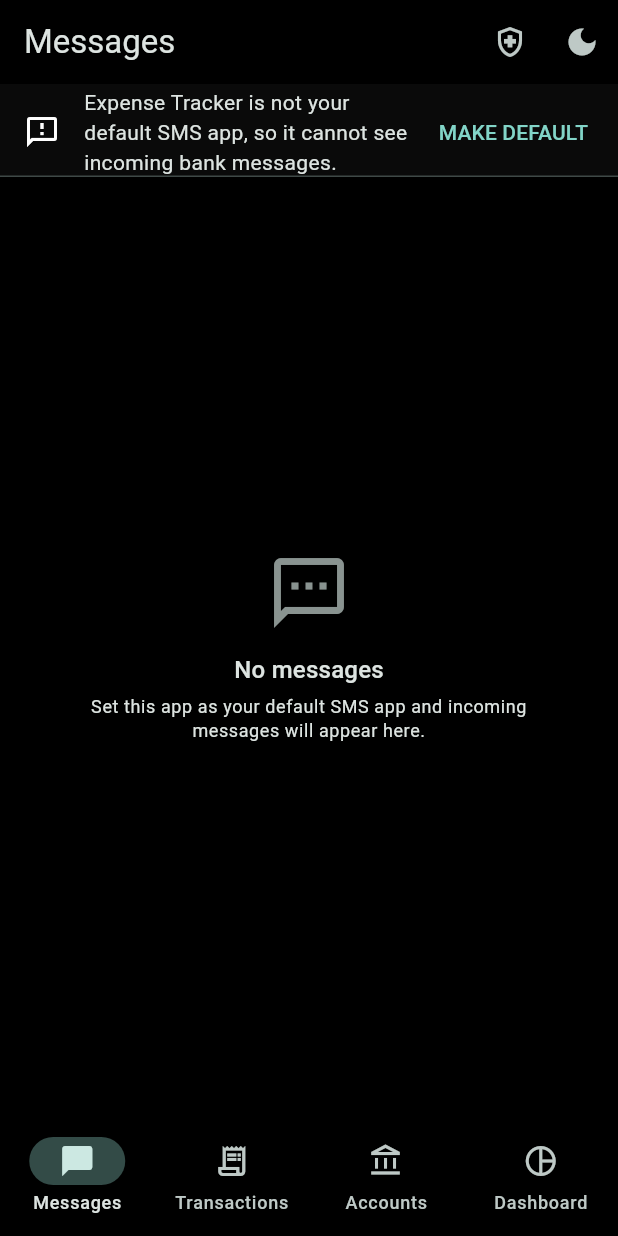
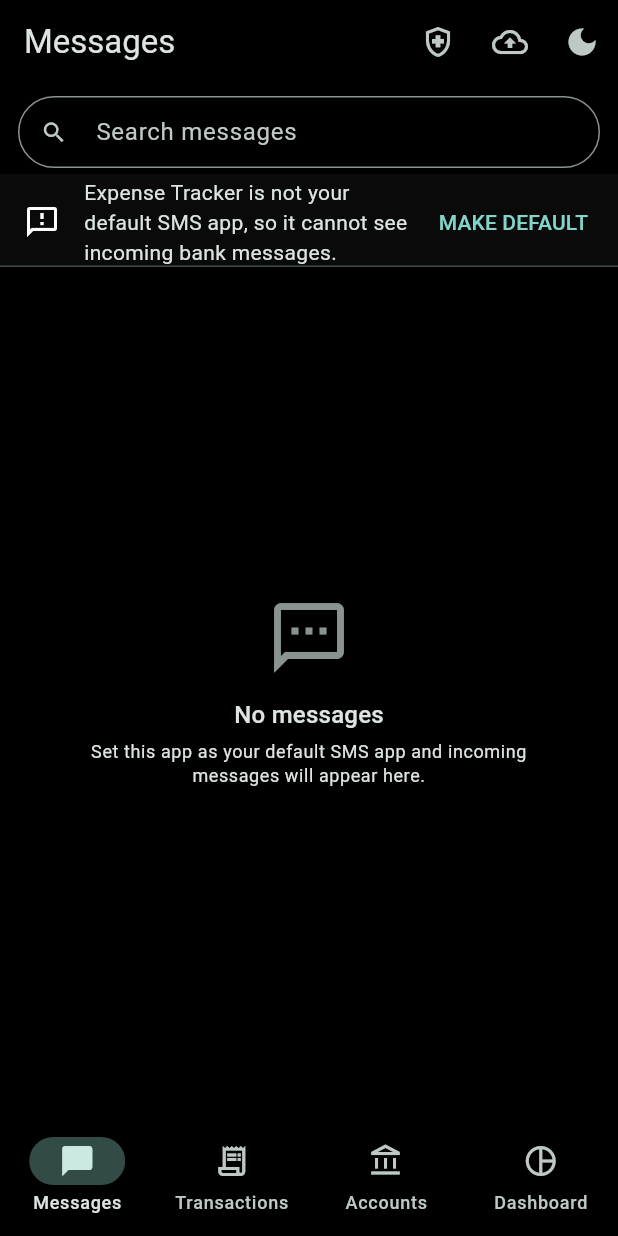
Before and after one commit to abhishekpeddada/expense_tracker, a Flutter app: the screen it shows after launch, after a tap on the "dark mode" icon, on a phone screen of 412 x 824 dp. Run offline on Flutter 3.47's test engine with Material 3 defaults, Android fonts, the phone set to English and light mode, and no system bars; our stand-ins replace csv, drift, drift_flutter, file_picker, fl_chart, flutter_riverpod and 2 more; accounts and stored records are empty; generated files the repository leaves out were written again.

Commit message:
Message search, dashboard month picker, and backup/restore
- Messages tab: search box filtering conversations by sender or message
  text, so a thread surfaces when any of its messages match
- Dashboard: month dropdown listing every month that has data, plus an
  All time option. History was already retained; only the view was pinned
  to the current month
- Backup: Android Auto Backup enabled with explicit include/exclude rules
  (app data is backed up to the user's Google Drive and restored on
  reinstall); the transient SMS queue is excluded
- Manual export/restore: JSON snapshot of transactions and messages shared
  via the system share sheet, and restore from a picked file with
  duplicate-safe merging. JSON rather than a raw database copy so backups
  survive schema changes

Also includes the previously held fixes:
- Parser reads amounts stated without a currency symbol (SBI states
  "debited by 1.00"), with guards so dates and OTPs are not misread
- SMS_DELIVER path no longer skips the telephony provider write when
  SMS_RECEIVED already claimed the message

Co-Authored-By: Claude Opus 5 <noreply@anthropic.com>
Claude-Session: https://claude.ai/code/session_016FNp6usxkvRkECCvTPJ7r9

```diff
--- a/lib/main.dart
+++ b/lib/main.dart
@@ -5,6 +5,7 @@ import 'package:shared_preferences/shared_preferences.dart';
 import 'data/providers.dart';
 import 'services/sms_service.dart';
 import 'ui/accounts_page.dart';
+import 'ui/backup_page.dart';
 import 'ui/diagnostics_page.dart';
 import 'ui/dashboard_page.dart';
 import 'ui/messages_page.dart';
@@ -134,6 +135,14 @@ class _HomeShellState extends ConsumerState<HomeShell>
               ),
             ),
           IconButton(
+            tooltip: 'Backup & restore',
+            icon: const Icon(Icons.cloud_upload_outlined),
+            onPressed: () => Navigator.push(
+              context,
+              MaterialPageRoute(builder: (_) => const BackupPage()),
+            ),
+          ),
+          IconButton(
             tooltip: pitchBlack ? 'Pitch black: on' : 'Pitch black: off',
             icon: Icon(
                 pitchBlack ? Icons.dark_mode : Icons.dark_mode_outlined),
--- a/lib/ui/dashboard_page.dart
+++ b/lib/ui/dashboard_page.dart
@@ -9,21 +9,50 @@ import '../models/models.dart';
 final _rupee = NumberFormat.currency(
     locale: 'en_IN', symbol: '₹', decimalDigits: 0);
 
-class DashboardPage extends ConsumerWidget {
+class DashboardPage extends ConsumerStatefulWidget {
   const DashboardPage({super.key});
 
   @override
-  Widget build(BuildContext context, WidgetRef ref) {
+  ConsumerState<DashboardPage> createState() => _DashboardPageState();
+}
+
+class _DashboardPageState extends ConsumerState<DashboardPage> {
+  /// Selected period as (year, month); null month means the whole year,
+  /// null selection means every transaction ever recorded.
+  DateTime? _month = DateTime(DateTime.now().year, DateTime.now().month);
+  bool _allTime = false;
+
+  @override
+  Widget build(BuildContext context) {
     final txns = ref.watch(transactionsProvider);
     return txns.when(
       loading: () => const Center(child: CircularProgressIndicator()),
       error: (e, _) => Center(child: Text('Error: $e')),
       data: (list) {
+        // Months that actually have data, newest first — history is never
+        // deleted, so past months stay selectable forever.
+        final months = <DateTime>{
+          for (final t in list) DateTime(t.occurredAt.year, t.occurredAt.month),
+        }.toList()
+          ..sort((a, b) => b.compareTo(a));
+
         final now = DateTime.now();
-        final monthTxns = list
-            .where((t) =>
-                t.occurredAt.year == now.year && t.occurredAt.month == now.month)
-            .toList();
+        final thisMonth = DateTime(now.year, now.month);
+        if (!months.contains(thisMonth)) months.insert(0, thisMonth);
+
+        // Keep the selection valid if the chosen month scrolled out of data.
+        var selected = _month;
+        if (!_allTime && (selected == null || !months.contains(selected))) {
+          selected = months.first;
+        }
+
+        final monthTxns = _allTime
+            ? list
+            : list
+                .where((t) =>
+                    t.occurredAt.year == selected!.year &&
+                    t.occurredAt.month == selected.month)
+                .toList();
 
         double spent = 0, received = 0, ccSpent = 0;
         final byCategory = <String, double>{};
@@ -44,8 +73,45 @@ class DashboardPage extends ConsumerWidget {
         return ListView(
           padding: const EdgeInsets.all(16),
           children: [
-            Text(DateFormat('MMMM yyyy').format(now),
-                style: Theme.of(context).textTheme.titleLarge),
+            Row(
+              children: [
+                Expanded(
+                  child: Text(
+                    _allTime
+                        ? 'All time'
+                        : DateFormat('MMMM yyyy').format(selected!),
+                    style: Theme.of(context).textTheme.titleLarge,
+                  ),
+                ),
+                DropdownButton<String>(
+                  value: _allTime ? 'all' : selected!.toIso8601String(),
+                  underline: const SizedBox.shrink(),
+                  borderRadius: BorderRadius.circular(12),
+                  items: [
+                    for (final m in months)
+                      DropdownMenuItem(
+                        value: m.toIso8601String(),
+                        child: Text(DateFormat('MMM yyyy').format(m)),
+                      ),
+                    const DropdownMenuItem(
+                      value: 'all',
+                      child: Text('All time'),
+                    ),
+                  ],
+                  onChanged: (v) {
+                    if (v == null) return;
+                    setState(() {
+                      if (v == 'all') {
+                        _allTime = true;
+                      } else {
+                        _allTime = false;
+                        _month = DateTime.parse(v);
+                      }
+                    });
+                  },
+                ),
+              ],
+            ),
             const SizedBox(height: 12),
             Row(
               children: [
@@ -81,7 +147,9 @@ class DashboardPage extends ConsumerWidget {
                 padding: const EdgeInsets.only(top: 32),
                 child: Center(
                   child: Text(
-                    'No spending recorded this month yet.',
+                    _allTime
+                        ? 'No spending recorded yet.'
+                        : 'No spending recorded for this month.',
                     style: Theme.of(context).textTheme.bodyMedium,
                   ),
                 ),
--- a/lib/ui/messages_page.dart
+++ b/lib/ui/messages_page.dart
@@ -20,11 +20,25 @@ class _Conversation {
 }
 
 /// SMS inbox grouped into one conversation per sender.
-class MessagesPage extends ConsumerWidget {
+class MessagesPage extends ConsumerStatefulWidget {
   const MessagesPage({super.key});
 
   @override
-  Widget build(BuildContext context, WidgetRef ref) {
+  ConsumerState<MessagesPage> createState() => _MessagesPageState();
+}
+
+class _MessagesPageState extends ConsumerState<MessagesPage> {
+  final _searchCtrl = TextEditingController();
+  String _query = '';
+
+  @override
+  void dispose() {
+    _searchCtrl.dispose();
+    super.dispose();
+  }
+
+  @override
+  Widget build(BuildContext context) {
     final msgs = ref.watch(messagesProvider);
     final isDefault = ref.watch(isDefaultSmsAppProvider).valueOrNull ?? true;
 
@@ -57,10 +71,31 @@ class MessagesPage extends ConsumerWidget {
           );
         }
 
+        // Search matches the sender or anything in the message text, so a
+        // conversation surfaces even when only one old message matches.
+        final q = _query.trim().toLowerCase();
+        final filtered = q.isEmpty
+            ? list
+            : list
+                .where((m) =>
+                    m.sender.toLowerCase().contains(q) ||
+                    m.body.toLowerCase().contains(q))
+                .toList();
+
+        if (filtered.isEmpty) {
+          return Center(
+            child: Padding(
+              padding: const EdgeInsets.all(32),
+              child: Text('No messages match "$_query"',
+                  style: Theme.of(context).textTheme.bodyMedium),
+            ),
+          );
+        }
+
         // list is newest-first, so the first message seen per sender is the
         // conversation preview.
         final bySender = <String, List<SmsMessage>>{};
-        for (final m in list) {
+        for (final m in filtered) {
           bySender.putIfAbsent(m.sender, () => []).add(m);
         }
         final conversations = [
@@ -85,6 +120,31 @@ class MessagesPage extends ConsumerWidget {
 
     return Column(
       children: [
+        Padding(
+          padding: const EdgeInsets.fromLTRB(12, 8, 12, 4),
+          child: TextField(
+            controller: _searchCtrl,
+            onChanged: (v) => setState(() => _query = v),
+            textInputAction: TextInputAction.search,
+            decoration: InputDecoration(
+              hintText: 'Search messages',
+              prefixIcon: const Icon(Icons.search),
+              isDense: true,
+              border: const OutlineInputBorder(
+                borderRadius: BorderRadius.all(Radius.circular(24)),
+              ),
+              suffixIcon: _query.isEmpty
+                  ? null
+                  : IconButton(
+                      icon: const Icon(Icons.clear),
+                      onPressed: () {
+                        _searchCtrl.clear();
+                        setState(() => _query = '');
+                      },
+                    ),
+            ),
+          ),
+        ),
         if (!isDefault)
           MaterialBanner(
             content: const Text(
--- a/pubspec.yaml
+++ b/pubspec.yaml
@@ -43,6 +43,8 @@ dependencies:
   shared_preferences: ^2.5.5
   csv: ^8.0.0
   file_picker: ^12.1.0
+  share_plus: ^13.3.0
+  path_provider: ^2.1.6
 
 dev_dependencies:
   flutter_test:
```
Also changed, not shown: lib/data/db.dart (+11 -0 lines), lib/parsing/sms_parser.dart (+14 -3 lines), lib/services/backup_service.dart (added, +157 -0 lines), lib/ui/backup_page.dart (added, +89 -0 lines), pubspec.lock, 6 other files.
